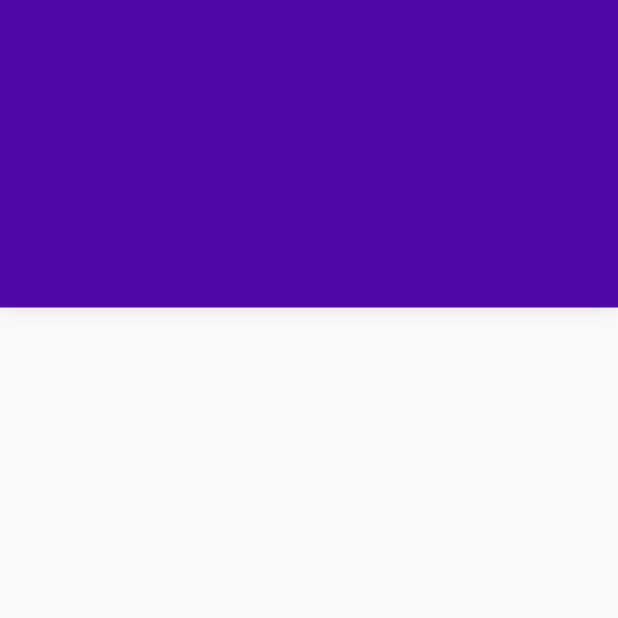
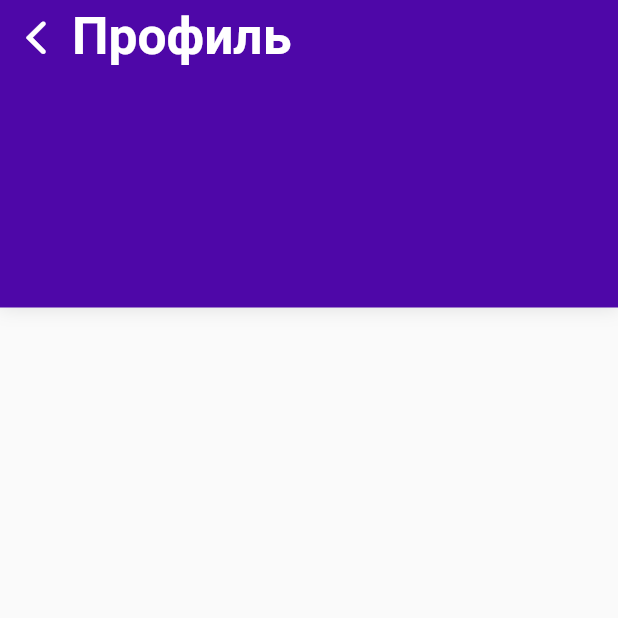
Before and after one commit to SerPan23/MAYLY, a Flutter app: the UserProfilePage screen opened directly, on a phone screen of 412 x 824 dp, the top half of it. Run offline on Flutter 3.47's test engine with Material 2 defaults, Android fonts, the phone set to English and light mode, and no system bars; our stand-ins replace carousel_slider, flutter_screenutil, get, salomon_bottom_bar; network calls fail.

Commit message:
Update UserProfilePage.dart

```diff
--- a/mayly_client/lib/pages/UserProfilePage.dart
+++ b/mayly_client/lib/pages/UserProfilePage.dart
@@ -1,3 +1,4 @@
+import 'package:flutter/cupertino.dart';
 import 'package:flutter/material.dart';
 import 'package:flutter/services.dart';
 import 'package:flutter_screenutil/flutter_screenutil.dart';
@@ -18,11 +19,22 @@ class UserProfilePage extends StatelessWidget {
           backgroundColor: kBgColor,
           appBar: AppBar(
             elevation: 0,
+            centerTitle: true,
             toolbarHeight: 0,
             backgroundColor: kBrandColor,
             systemOverlayStyle: kBrandColorUiOverlay,
+            title: Text(
+              "Профиль",
+              style: TextStyle(
+                color: Colors.white,
+                fontSize: 30.sp,
+                fontWeight: FontWeight.w600,
               ),
-          body: SafeArea(
+            ),
+          ),
+          body: Stack(
+            children: [
+              SafeArea(
                 child: Column(
                   children: [
                     Container(
@@ -33,6 +45,32 @@ class UserProfilePage extends StatelessWidget {
                             color: kBrandColor,
                             height: 205,
                             borderRadius: BorderRadius.all(Radius.zero),
+                            child: Column(
+                              children: [
+                                Row(
+                                  children: [
+                                    IconButton(
+                                      onPressed: () {
+                                        Get.back();
+                                      },
+                                      icon: Icon(
+                                        CupertinoIcons.back,
+                                        size: 30.sp,
+                                        color: Colors.white,
+                                      ),
+                                    ),
+                                    Text(
+                                      "Профиль",
+                                      style: TextStyle(
+                                        color: Colors.white,
+                                        fontSize: 30.sp,
+                                        fontWeight: FontWeight.w600,
+                                      ),
+                                    ),
+                                  ],
+                                )
+                              ],
+                            ),
                           )
                         ],
                       ),
@@ -40,6 +78,8 @@ class UserProfilePage extends StatelessWidget {
                   ],
                 ),
               ),
+            ],
+          ),
         );
       },
     );
```
Lines whose indentation alone changed are shown as unchanged.
